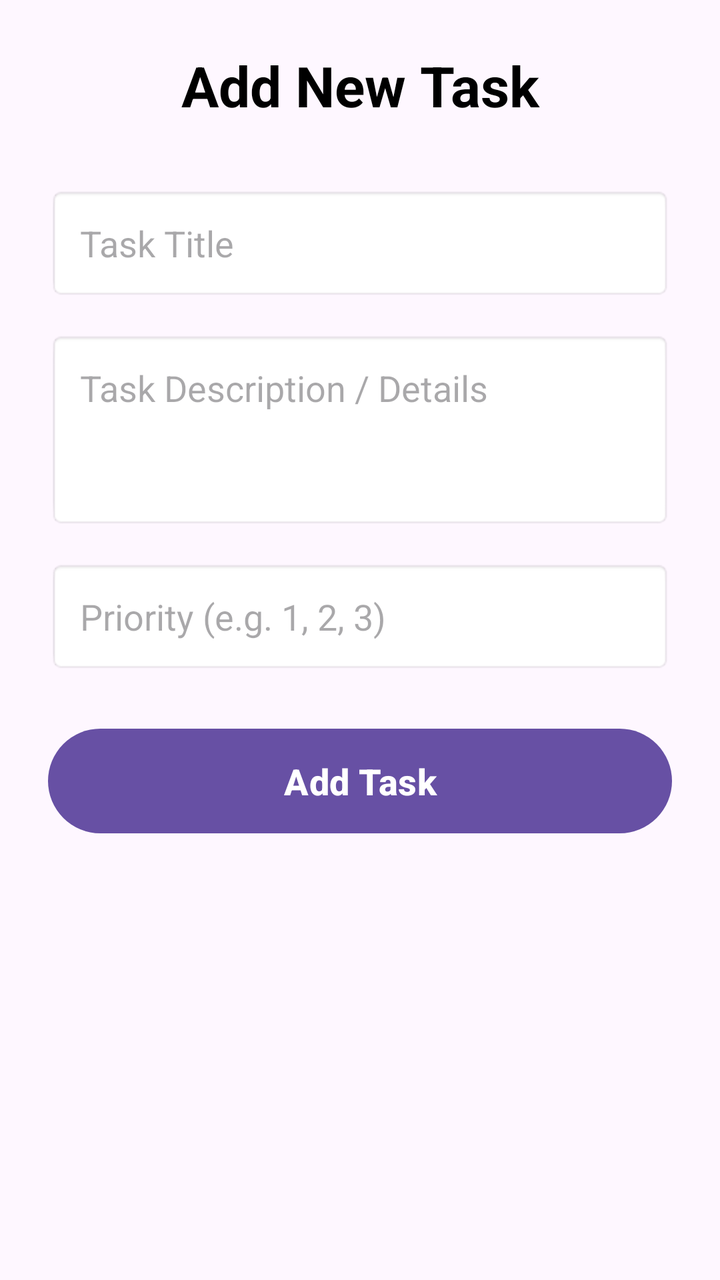
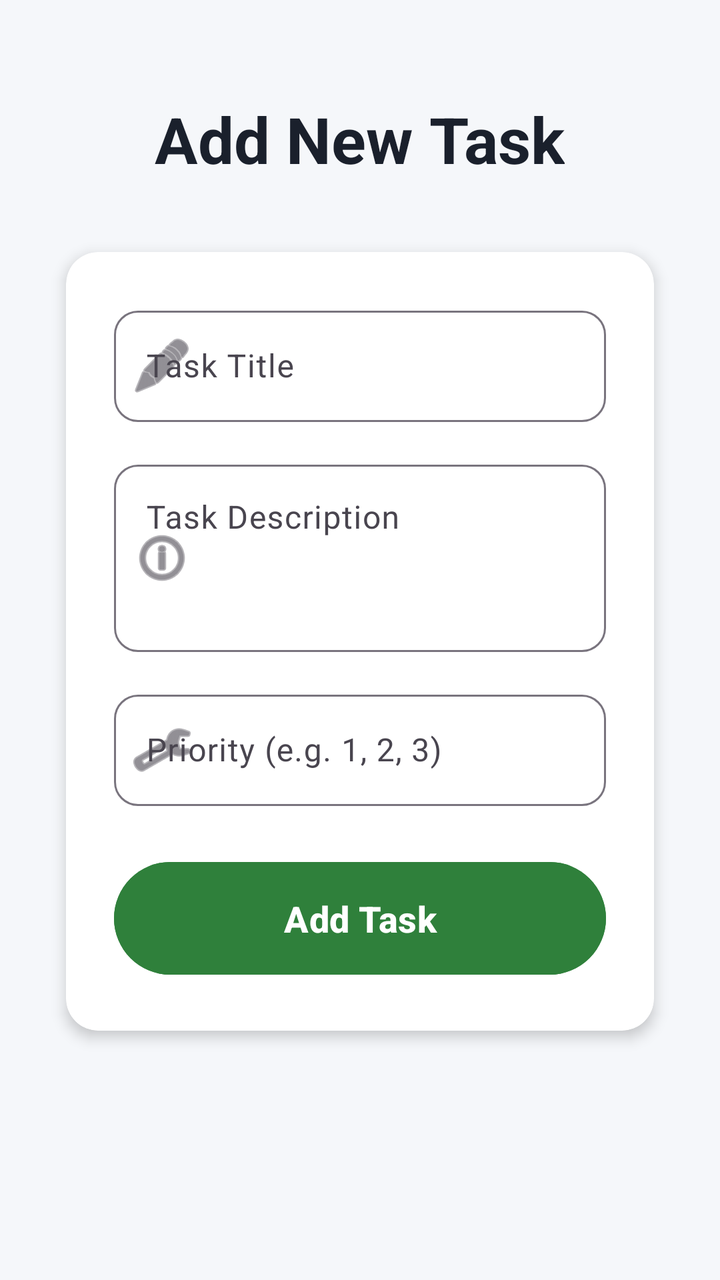

The first picture is an Android layout as it rendered before a commit; the second is the same layout after the commit. The layout source and the unified diff follow.
<!-- AndroidManifest.xml: application theme Theme.Ameen_final_new_project -->
<!-- res/layout/activity_add_task.xml -->
<?xml version="1.0" encoding="utf-8"?>
<ScrollView xmlns:android="http://schemas.android.com/apk/res/android"
    xmlns:app="http://schemas.android.com/apk/res-auto"
    xmlns:tools="http://schemas.android.com/tools"
    android:id="@+id/main"
    android:layout_width="match_parent"
    android:layout_height="match_parent"
    android:fillViewport="true"
    tools:context=".viewPkg.AddTaskActivity">

    <LinearLayout
        android:layout_width="match_parent"
        android:layout_height="wrap_content"
        android:orientation="vertical"
        android:padding="24dp">

        <TextView
            android:id="@+id/TextView"
            android:layout_width="match_parent"
            android:layout_height="wrap_content"
            android:layout_marginBottom="32dp"
            android:gravity="center"
            android:text="Add New Task"
            android:textColor="#000000"
            android:textSize="28sp"
            android:textStyle="bold" />

        <EditText
            android:id="@+id/etTitle"
            android:layout_width="match_parent"
            android:layout_height="wrap_content"
            android:layout_marginBottom="16dp"
            android:background="@android:drawable/editbox_background_normal"
            android:ems="10"
            android:hint="Task Title"
            android:inputType="text"
            android:padding="16dp" />

        <EditText
            android:id="@+id/etDescription"
            android:layout_width="match_parent"
            android:layout_height="wrap_content"
            android:layout_marginBottom="16dp"
            android:background="@android:drawable/editbox_background_normal"
            android:ems="10"
            android:gravity="top"
            android:hint="Task Description / Details"
            android:inputType="textMultiLine"
            android:minLines="3"
            android:padding="16dp" />

        <EditText
            android:id="@+id/etPriorty"
            android:layout_width="match_parent"
            android:layout_height="wrap_content"
            android:layout_marginBottom="24dp"
            android:background="@android:drawable/editbox_background_normal"
            android:ems="10"
            android:hint="Priority (e.g. 1, 2, 3)"
            android:inputType="number"
            android:padding="16dp" />

        <Button
            android:id="@+id/btnSaveTask"
            android:layout_width="match_parent"
            android:layout_height="wrap_content"
            android:padding="14dp"
            android:text="Add Task"
            android:textSize="18sp"
            android:textStyle="bold" />

    </LinearLayout>
</ScrollView>
<!-- resources referenced by this layout -->
<resources>
  <style name="Theme.Ameen_final_new_project" parent="Base.Theme.Ameen_final_new_project" />
  <style name="Base.Theme.Ameen_final_new_project" parent="Theme.Material3.DayNight.NoActionBar">
          
          
      </style>
</resources>

<!-- the commit's change to res/layout/activity_add_task.xml (unified diff, before → after) -->
@@ -5,69 +5,126 @@
     android:id="@+id/main"
     android:layout_width="match_parent"
     android:layout_height="match_parent"
+    android:background="#F5F7FA"
     android:fillViewport="true"
     tools:context=".viewPkg.AddTaskActivity">
 
     <LinearLayout
         android:layout_width="match_parent"
         android:layout_height="wrap_content"
+        android:gravity="center_horizontal"
         android:orientation="vertical"
         android:padding="24dp">
 
+        
         <TextView
             android:id="@+id/TextView"
+            android:layout_width="wrap_content"
+            android:layout_height="wrap_content"
+            android:layout_marginTop="24dp"
+            android:layout_marginBottom="24dp"
+            android:text="Add New Task"
+            android:textColor="#1A202C"
+            android:textSize="32sp"
+            android:textStyle="bold" />
+
+        
+        <androidx.cardview.widget.CardView
             android:layout_width="match_parent"
             android:layout_height="wrap_content"
-            android:layout_marginBottom="32dp"
-            android:gravity="center"
-            android:text="Add New Task"
-            android:textColor="#000000"
-            android:textSize="28sp"
-            android:textStyle="bold" />
+            app:cardCornerRadius="16dp"
+            app:cardElevation="4dp"
+            app:cardUseCompatPadding="true">
 
-        <EditText
-            android:id="@+id/etTitle"
-            android:layout_width="match_parent"
-            android:layout_height="wrap_content"
-            android:layout_marginBottom="16dp"
-            android:background="@android:drawable/editbox_background_normal"
-            android:ems="10"
-            android:hint="Task Title"
-            android:inputType="text"
-            android:padding="16dp" />
+            <LinearLayout
+                android:layout_width="match_parent"
+                android:layout_height="wrap_content"
+                android:orientation="vertical"
+                android:padding="24dp">
 
-        <EditText
-            android:id="@+id/etDescription"
-            android:layout_width="match_parent"
-            android:layout_height="wrap_content"
-            android:layout_marginBottom="16dp"
-            android:background="@android:drawable/editbox_background_normal"
-            android:ems="10"
-            android:gravity="top"
-            android:hint="Task Description / Details"
-            android:inputType="textMultiLine"
-            android:minLines="3"
-            android:padding="16dp" />
+                
+                <com.google.android.material.textfield.TextInputLayout
+                    android:layout_width="match_parent"
+                    android:layout_height="wrap_content"
+                    android:layout_marginBottom="16dp"
+                    app:boxBackgroundMode="outline"
+                    app:boxCornerRadiusBottomEnd="12dp"
+                    app:boxCornerRadiusBottomStart="12dp"
+                    app:boxCornerRadiusTopEnd="12dp"
+                    app:boxCornerRadiusTopStart="12dp"
+                    app:startIconDrawable="@android:drawable/ic_menu_edit">
 
-        <EditText
-            android:id="@+id/etPriorty"
-            android:layout_width="match_parent"
-            android:layout_height="wrap_content"
-            android:layout_marginBottom="24dp"
-            android:background="@android:drawable/editbox_background_normal"
-            android:ems="10"
-            android:hint="Priority (e.g. 1, 2, 3)"
-            android:inputType="number"
-            android:padding="16dp" />
+                    <com.google.android.material.textfield.TextInputEditText
+                        android:id="@+id/etTitle"
+                        android:layout_width="match_parent"
+                        android:layout_height="wrap_content"
+                        android:hint="Task Title"
+                        android:inputType="text"
+                        android:textSize="16sp" />
 
-        <Button
-            android:id="@+id/btnSaveTask"
-            android:layout_width="match_parent"
-            android:layout_height="wrap_content"
-            android:padding="14dp"
-            android:text="Add Task"
-            android:textSize="18sp"
-            android:textStyle="bold" />
+                </com.google.android.material.textfield.TextInputLayout>
+
+                
+                <com.google.android.material.textfield.TextInputLayout
+                    android:layout_width="match_parent"
+                    android:layout_height="wrap_content"
+                    android:layout_marginBottom="16dp"
+                    app:boxBackgroundMode="outline"
+                    app:boxCornerRadiusBottomEnd="12dp"
+                    app:boxCornerRadiusBottomStart="12dp"
+                    app:boxCornerRadiusTopEnd="12dp"
+                    app:boxCornerRadiusTopStart="12dp"
+                    app:startIconDrawable="@android:drawable/ic_menu_info_details">
+
+                    <com.google.android.material.textfield.TextInputEditText
+                        android:id="@+id/etDescription"
+                        android:layout_width="match_parent"
+                        android:layout_height="wrap_content"
+                        android:gravity="top"
+                        android:hint="Task Description"
+                        android:inputType="textMultiLine"
+                        android:minLines="3"
+                        android:textSize="16sp" />
+
+                </com.google.android.material.textfield.TextInputLayout>
+
+                
+                <com.google.android.material.textfield.TextInputLayout
+                    android:layout_width="match_parent"
+                    android:layout_height="wrap_content"
+                    android:layout_marginBottom="24dp"
+                    app:boxBackgroundMode="outline"
+                    app:boxCornerRadiusBottomEnd="12dp"
+                    app:boxCornerRadiusBottomStart="12dp"
+                    app:boxCornerRadiusTopEnd="12dp"
+                    app:boxCornerRadiusTopStart="12dp"
+                    app:startIconDrawable="@android:drawable/ic_menu_manage">
+
+                    <com.google.android.material.textfield.TextInputEditText
+                        android:id="@+id/etPriorty"
+                        android:layout_width="match_parent"
+                        android:layout_height="wrap_content"
+                        android:hint="Priority (e.g. 1, 2, 3)"
+                        android:inputType="number"
+                        android:textSize="16sp" />
+
+                </com.google.android.material.textfield.TextInputLayout>
+
+                
+                <Button
+                    android:id="@+id/btnSaveTask"
+                    android:layout_width="match_parent"
+                    android:layout_height="wrap_content"
+                    android:backgroundTint="#2F803B"
+                    android:padding="16dp"
+                    android:text="Add Task"
+                    android:textColor="#FFFFFF"
+                    android:textSize="18sp"
+                    android:textStyle="bold" />
+
+            </LinearLayout>
+
+        </androidx.cardview.widget.CardView>
 
     </LinearLayout>
 </ScrollView>
